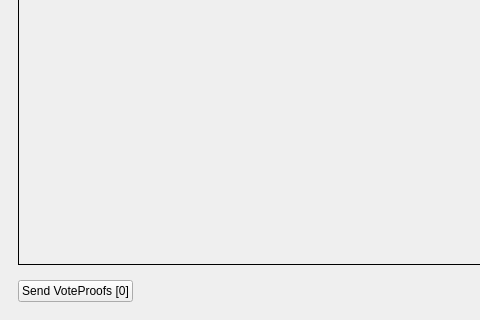
SmartCash/Core-Smart, file src/qt/forms/smartrewardslist.ui: the form before one commit; both pictures show x 0 to 480 and y 137 to 457 of the 811 by 457 pixel window.
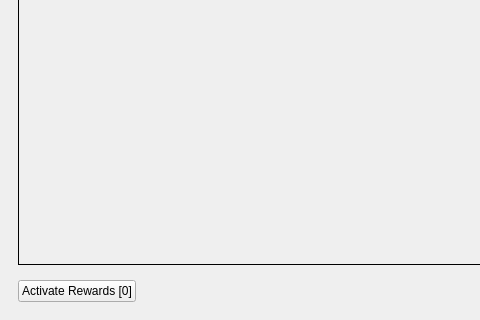
The form after the commit. The open tabs and pages were chosen to show the change. Custom widgets are drawn as their Qt base class.

Commit message: ActivateRewards Dialog

The edit to the form file:
```diff
--- a/src/qt/forms/smartrewardslist.ui
+++ b/src/qt/forms/smartrewardslist.ui
@@ -473,7 +473,7 @@
           <item>
            <widget class="QPushButton" name="btnSendProofs">
             <property name="text">
-             <string>Send VoteProofs [0]</string>
+             <string>Activate Rewards [0]</string>
             </property>
            </widget>
           </item>
```
The commit also changes 2 other files.
